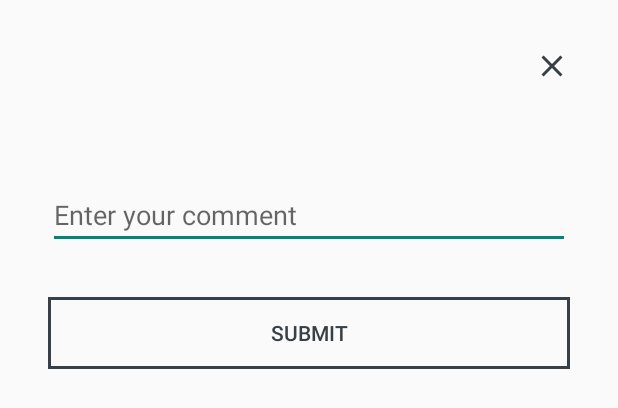
After one commit to mehdiataei/Probo, an Android app: the layout fragment_annotation_input.xml on its own in the app's theme, with its tools: preview values and no code run, on a phone screen of 412 x 824 dp. The commit adds this screen. Shown: the top 408 px of the screen. Run offline under Robolectric (Android 15) with nearby library versions, the phone set to English and light mode, and no system bars.

Commit message:
Add support for text annotations

```diff
--- a/app/build.gradle
+++ b/app/build.gradle
@@ -27,6 +27,7 @@ dependencies {
     implementation 'com.google.firebase:firebase-auth:16.1.0'
     implementation 'com.google.firebase:firebase-firestore:18.1.0'
     implementation 'com.google.firebase:firebase-storage:16.1.0'
+    implementation 'com.android.support:support-v4:28.0.0'
     testImplementation 'junit:junit:4.12'
     androidTestImplementation 'com.android.support.test:runner:1.0.2'
     androidTestImplementation 'com.android.support.test.espresso:espresso-core:3.0.2'
--- /dev/null
+++ b/app/src/main/res/drawable/error_icon_dark.xml
@@ -0,0 +1,5 @@
+<vector android:height="24dp" android:tint="#374046"
+    android:viewportHeight="24.0" android:viewportWidth="24.0"
+    android:width="24dp" xmlns:android="http://schemas.android.com/apk/res/android">
+    <path android:fillColor="#FF000000" android:pathData="M11,15h2v2h-2zM11,7h2v6h-2zM11.99,2C6.47,2 2,6.48 2,12s4.47,10 9.99,10C17.52,22 22,17.52 22,12S17.52,2 11.99,2zM12,20c-4.42,0 -8,-3.58 -8,-8s3.58,-8 8,-8 8,3.58 8,8 -3.58,8 -8,8z"/>
+</vector>
--- /dev/null
+++ b/app/src/main/res/drawable/rectangle_border_light.xml
@@ -0,0 +1,9 @@
+<?xml version="1.0" encoding="utf-8"?>
+<shape
+    xmlns:android="http://schemas.android.com/apk/res/android"
+    android:shape="rectangle">
+
+    <stroke
+        android:width="2dp"
+        android:color="@color/colorPrimary" />
+</shape>
--- /dev/null
+++ b/app/src/main/res/drawable/x_dark.xml
@@ -0,0 +1,5 @@
+<vector android:height="24dp" android:tint="#374046"
+    android:viewportHeight="24.0" android:viewportWidth="24.0"
+    android:width="24dp" xmlns:android="http://schemas.android.com/apk/res/android">
+    <path android:fillColor="#FF000000" android:pathData="M19,6.41L17.59,5 12,10.59 6.41,5 5,6.41 10.59,12 5,17.59 6.41,19 12,13.41 17.59,19 19,17.59 13.41,12z"/>
+</vector>
--- /dev/null
+++ b/app/src/main/res/layout/fragment_annotation_input.xml
@@ -0,0 +1,77 @@
+<?xml version="1.0" encoding="utf-8"?>
+<ScrollView xmlns:android="http://schemas.android.com/apk/res/android"
+    xmlns:tools="http://schemas.android.com/tools"
+    android:layout_width="match_parent"
+    android:layout_height="match_parent"
+    tools:context=".News.AnnotationInputFragment">
+
+    <LinearLayout
+        android:layout_width="match_parent"
+        android:layout_height="wrap_content"
+        android:padding="32dp"
+        android:orientation="vertical"
+        android:animateLayoutChanges="true">
+
+        <ImageButton
+            android:id="@+id/close"
+            android:layout_width="wrap_content"
+            android:layout_height="wrap_content"
+            android:background="@null"
+            android:layout_gravity="end"
+            android:src="@drawable/x_dark"
+            android:contentDescription="@string/annotation_input_close_image_description" />
+
+        <TextView
+            android:id="@+id/title"
+            android:layout_width="match_parent"
+            android:layout_height="wrap_content"
+            android:textSize="24sp"
+            android:textStyle="bold"
+            android:textColor="@color/colorPrimary" />
+
+        <EditText
+            android:id="@+id/input"
+            android:layout_width="match_parent"
+            android:layout_height="wrap_content"
+            android:layout_marginTop="32dp"
+            android:hint="@string/annotation_input_edit_text_hint"
+            android:inputType="textLongMessage"
+            android:importantForAutofill="no"
+            tools:targetApi="o" />
+
+        <RelativeLayout
+            android:id="@+id/error_container"
+            android:layout_width="match_parent"
+            android:layout_height="wrap_content"
+            android:layout_marginTop="32dp"
+            android:padding="16dp"
+            android:background="@drawable/rectangle_border_light"
+            android:visibility="gone">
+
+            <ImageView
+                android:id="@+id/error_icon"
+                android:layout_width="wrap_content"
+                android:layout_height="wrap_content"
+                android:src="@drawable/error_icon_dark"
+                android:contentDescription="@string/annotation_input_error_icon_description" />
+
+            <TextView
+                android:id="@+id/error_text"
+                android:layout_width="wrap_content"
+                android:layout_height="wrap_content"
+                android:layout_marginStart="8dp"
+                android:textColor="@color/colorPrimary"
+                android:layout_toEndOf="@+id/error_icon"
+                android:layout_centerVertical="true" />
+        </RelativeLayout>
+
+        <Button
+            android:id="@+id/submit"
+            android:layout_width="match_parent"
+            android:layout_height="wrap_content"
+            android:layout_marginTop="32dp"
+            android:background="@drawable/rectangle_border_light"
+            android:textColor="@color/colorPrimary"
+            android:text="@string/annotation_input_submit" />
+    </LinearLayout>
+</ScrollView>
--- a/app/src/main/res/values/strings.xml
+++ b/app/src/main/res/values/strings.xml
@@ -37,4 +37,15 @@
 
     <string name="article_menu_true">True</string>
     <string name="article_menu_false">False</string>
+
+    <string name="annotation_input_close_image_description">Close button</string>
+    <string name="annotation_input_title_true">Why is this true?</string>
+    <string name="annotation_input_title_false">Why is this false?</string>
+    <string name="annotation_input_edit_text_hint">Enter your comment</string>
+    <string name="annotation_input_error_icon_description">Error icon</string>
+    <string name="annotation_input_submit">SUBMIT</string>
+    <string name="annotation_input_error_no_comment">Please enter your comment.</string>
+
+    <!-- TODO: Remove or change this placeholder text -->
+    <string name="hello_blank_fragment">Hello blank fragment</string>
 </resources>
```
Also changed, not shown: app/src/main/java/com/utoronto/ece1778/probo/News/Annotation.java (+51 -7 lines), app/src/main/java/com/utoronto/ece1778/probo/News/AnnotationInputFragment.java (added, +171 -0 lines), app/src/main/java/com/utoronto/ece1778/probo/News/Article.java (+27 -53 lines), app/src/main/java/com/utoronto/ece1778/probo/News/ArticleActivity.java (+98 -41 lines), app/src/main/res/anim/annotation_input_slide_in.xml (added, +8 -0 lines), app/src/main/res/anim/annotation_input_slide_out.xml (added, +8 -0 lines), app/src/main/res/layout/activity_article.xml (+7 -0 lines).
